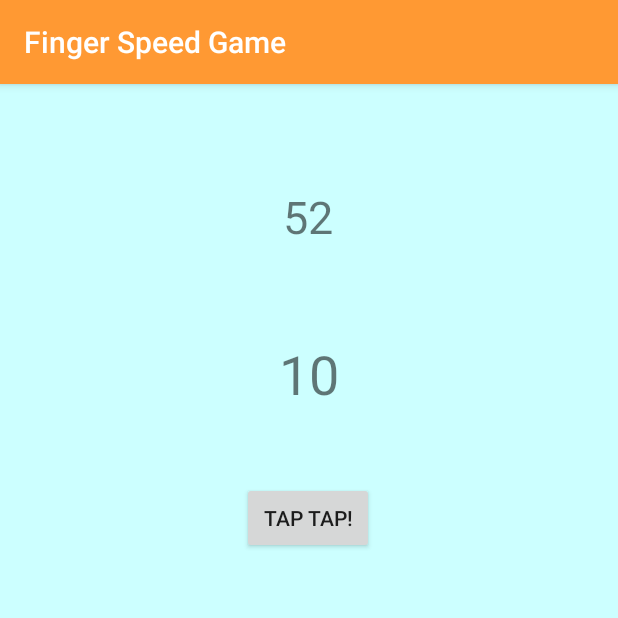
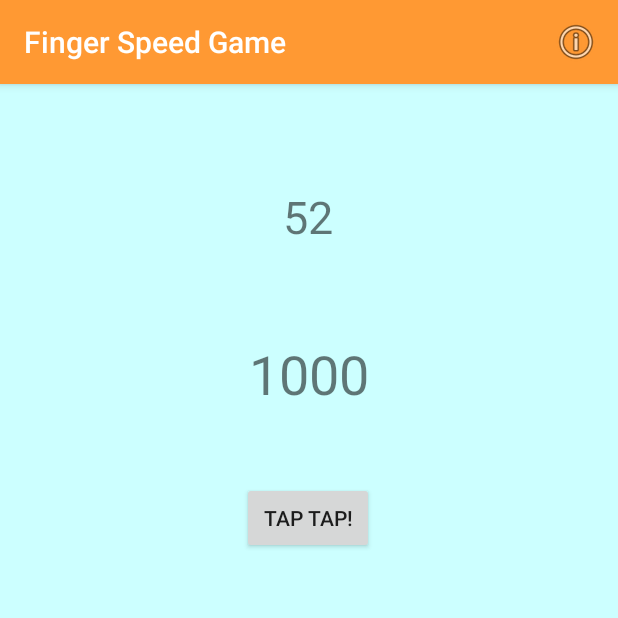
Before and after one commit to alexangria1992/SpeedFingerGame, an Android app: the screen it shows after launch (MainActivity), on a phone screen of 412 x 824 dp, the top half of it. Run offline under Robolectric (Android 15) with nearby library versions, the phone set to English and light mode, and no system bars.

Commit message:
Created Menu Item

```diff
--- a/app/src/main/java/com/example/test1/MainActivity.java
+++ b/app/src/main/java/com/example/test1/MainActivity.java
@@ -3,6 +3,8 @@ package com.example.test1;
 import android.content.DialogInterface;
 import android.os.Bundle;
 import android.os.CountDownTimer;
+import android.view.Menu;
+import android.view.MenuItem;
 import android.view.View;
 import android.widget.Button;
 import android.widget.TextView;
@@ -21,7 +23,7 @@ public class MainActivity extends AppCompatActivity {
     private long initialCountDownInMillis = 60000;
     private int timerInterval = 1000;
     private int remainingTime = 60;
-    private int aThousand = 10;
+    private int aThousand = 1000;
 
     private final String REMAINING_TIME_KEY = "remaining time key";
     private final String A_THOUSAND_KEY = "A thousand key";
@@ -29,13 +31,13 @@ public class MainActivity extends AppCompatActivity {
     @Override
     protected void onDestroy() {
         super.onDestroy();
-        showToast("On destroy Method is Called");
+        showToast("On destroy Method is Called", Toast.LENGTH_SHORT);
     }
 
     @Override
     protected void onSaveInstanceState(@NonNull Bundle outState) {
         super.onSaveInstanceState(outState);
-        showToast("On Save Instance Is Called");
+        showToast("On Save Instance Is Called", Toast.LENGTH_SHORT);
         outState.putInt(REMAINING_TIME_KEY, remainingTime);
         outState.putInt(A_THOUSAND_KEY, aThousand);
         countDownTimer.cancel();
@@ -47,7 +49,7 @@ public class MainActivity extends AppCompatActivity {
         super.onCreate(savedInstanceState);
         setContentView(R.layout.activity_main);
 
-        showToast("On Ceate Method is called");
+        showToast("On Ceate Method is called", Toast.LENGTH_SHORT);
 
         timerTextView = findViewById(R.id.txtTimer);
         aThousandTextView = findViewById(R.id.txtAThousand);
@@ -164,7 +166,22 @@ public class MainActivity extends AppCompatActivity {
         alertDialog.setCancelable(false);
     }
 
-    private void showToast(String message){
-        Toast.makeText(this, message, Toast.LENGTH_LONG).show();
+    private void showToast(String message, int duration){
+        Toast.makeText(this, message, duration).show();
+    }
+
+    @Override
+    public boolean onCreateOptionsMenu(Menu menu) {
+        getMenuInflater().inflate(R.menu.menu, menu );
+
+        return true;
+    }
+
+    @Override
+    public boolean onOptionsItemSelected(@NonNull MenuItem item) {
+       if(item.getItemId() == R.id.info_item){
+           showToast("This is the Current version of your game. Check Google Play and Make sure that you're playing latest version of game" + BuildConfig.VERSION_NAME, Toast.LENGTH_LONG);
+       }
+       return true;
     }
 }
--- /dev/null
+++ b/app/src/main/res/menu/menu.xml
@@ -0,0 +1,10 @@
+<?xml version="1.0" encoding="utf-8"?>
+<menu xmlns:app="http://schemas.android.com/apk/res-auto"
+    xmlns:android="http://schemas.android.com/apk/res/android">
+
+    <item
+        android:id="@+id/info_item"
+        android:icon="@android:drawable/ic_menu_info_details"
+        android:title="@android:string/status_bar_notification_info_overflow"
+        app:showAsAction="always" />
+</menu>
```
